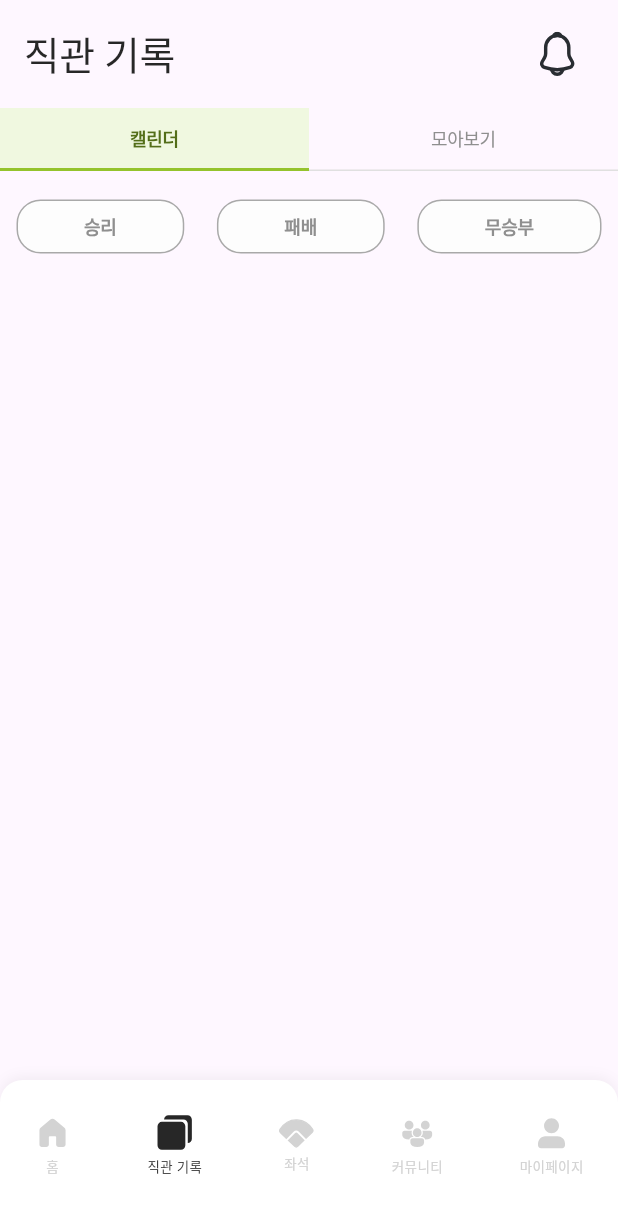
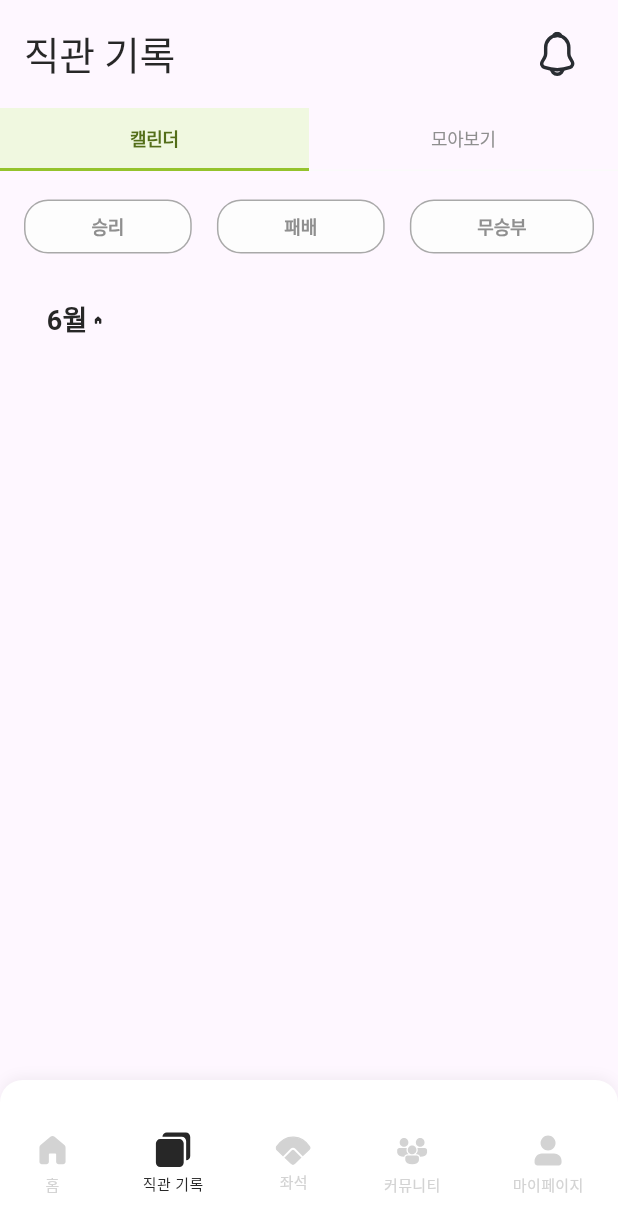
Before and after one commit to InningLog/InningLog_FE, a Flutter app: the screen it shows after launch, item 2 of the bottom bar chosen, on a phone screen of 412 x 824 dp. Shown: the top 1232 px of the screen. Run offline on Flutter 3.47's test engine with Material 3 defaults, Android fonts, the phone set to English and light mode, and no system bars; our stand-ins replace flutter_svg; Roboto replaces fonts that are missing (MBC1961GulimOTF, Pretendard); project files that could hold a hidden picture were left out.

Commit message:
달력 추가

```diff
--- a/lib/navigation/main_navigation.dart
+++ b/lib/navigation/main_navigation.dart
@@ -30,7 +30,7 @@ class _MainNavigationState extends State<MainNavigation> {
       body: _pages[_currentIndex],
       bottomNavigationBar: Container(
         height: 104,
-        padding: const EdgeInsets.fromLTRB(23, 18, 23, 34),
+        padding: const EdgeInsets.fromLTRB(23, 18, 23, 10),
         decoration: BoxDecoration(
           color: Colors.white,
           borderRadius: const BorderRadius.only(
@@ -79,7 +79,7 @@ class _MainNavigationState extends State<MainNavigation> {
           Text(
             label,
             style: TextStyle(
-              fontSize: 9,
+              fontSize: 10,
               color: isSelected ? const Color(0xFF272727) : const Color(0xFFD3D3D3),
               fontWeight: FontWeight.w500,
             ),
--- a/lib/screens/diary_page.dart
+++ b/lib/screens/diary_page.dart
@@ -1,4 +1,5 @@
 import 'package:flutter/material.dart';
+import 'package:flutter_svg/svg.dart';
 import '../app_colors.dart';
 import '../widgets/common_header.dart';
 
@@ -35,7 +36,7 @@ class _DiaryPageState extends State<DiaryPage> {
               ), //승/패/무 필터 버튼
 
               Padding(
-                padding: const EdgeInsets.symmetric(horizontal: 11, vertical: 19),
+                padding: const EdgeInsets.symmetric(horizontal: 16, vertical: 19),
                 child: Row(
                   mainAxisAlignment: MainAxisAlignment.spaceBetween,
                   children: [
@@ -45,7 +46,18 @@ class _DiaryPageState extends State<DiaryPage> {
                   ],
                 ),
               ),
-              ],
+            Padding(
+              padding: const EdgeInsets.symmetric(horizontal: 15, vertical: 12),
+              child: Row(
+                mainAxisAlignment: MainAxisAlignment.spaceBetween,
+                children: [
+                  _buildMonthHeader(),
+                ],
+              ),
+            ),
+
+
+          ],
             ),
       ),
     );
@@ -72,7 +84,7 @@ class _DiaryPageState extends State<DiaryPage> {
           color: isSelected ? AppColors.primary200 : Colors.transparent,
           border: Border(
             bottom: BorderSide(
-              color: isSelected ? AppColors.primary700 : const Color(0xFFE0E0E0),
+              color: isSelected ? AppColors.primary700 : const Color(0xFFFAFAFA),
               width: isSelected ? 2.0 : 1.0,
             ),
           ),
@@ -120,3 +132,30 @@ class _DiaryPageState extends State<DiaryPage> {
           ),
         );
       }
+        Widget _buildMonthHeader() {
+          final now = DateTime.now();
+          final currentMonth = '${now.month}월';
+
+          return Padding(
+            padding: const EdgeInsets.symmetric(horizontal: 16),
+            child: Row(
+              children: [
+                Text(
+                  currentMonth,
+                  style: const TextStyle(
+                    fontSize: 18,
+                    fontWeight: FontWeight.w700,
+                    color: Color(0xFF272727),
+                  ),
+                ),
+                const SizedBox(width: 4),
+                SvgPicture.asset(
+                  'assets/icons/Home_black.svg',
+                  width: 6,
+                  height: 11
+                ),
+
+              ],
+            ),
+          );
+        }
--- a/pubspec.yaml
+++ b/pubspec.yaml
@@ -38,5 +38,5 @@ flutter:
 
     - family: Pretendard
       fonts:
-         - asset: assets/fonts/Pretendard-Regular.ttf
-         - asset: assets/fonts/Pretendard-Bold.ttf
+         - asset: assets/fonts/Pretendard-Regular.otf
+         - asset: assets/fonts/Pretendard-Bold.otf
```
Also changed, not shown: assets/icons/month_move.svg (added).
